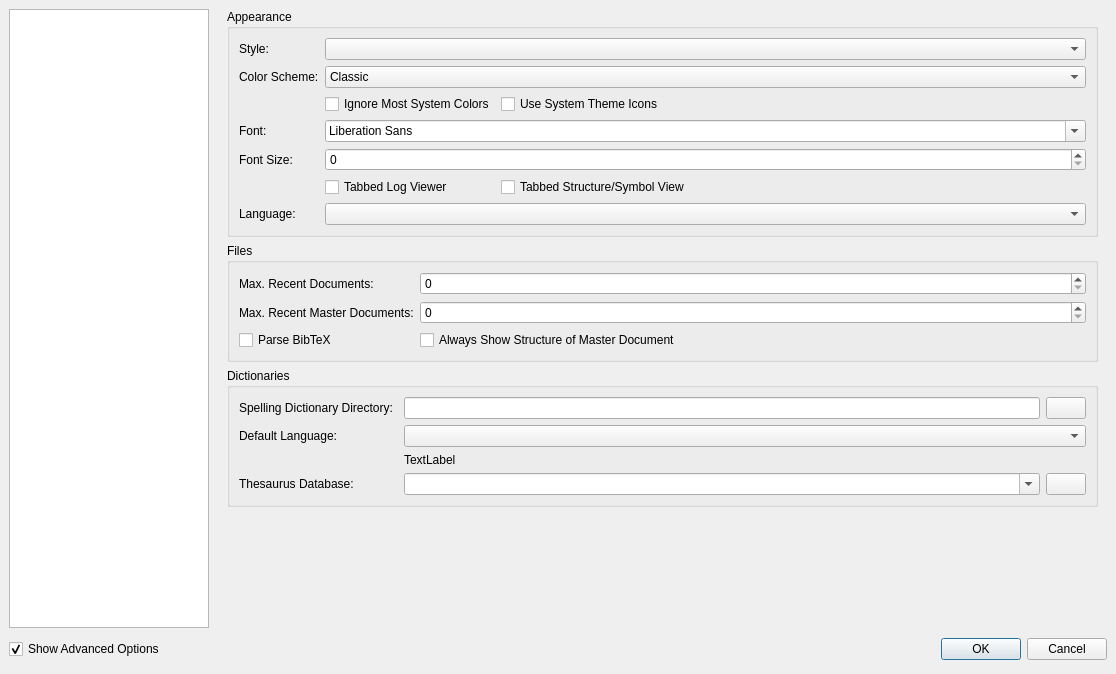
svn2github/texstudio-trunk, file configdialog.ui: the form before one commit.
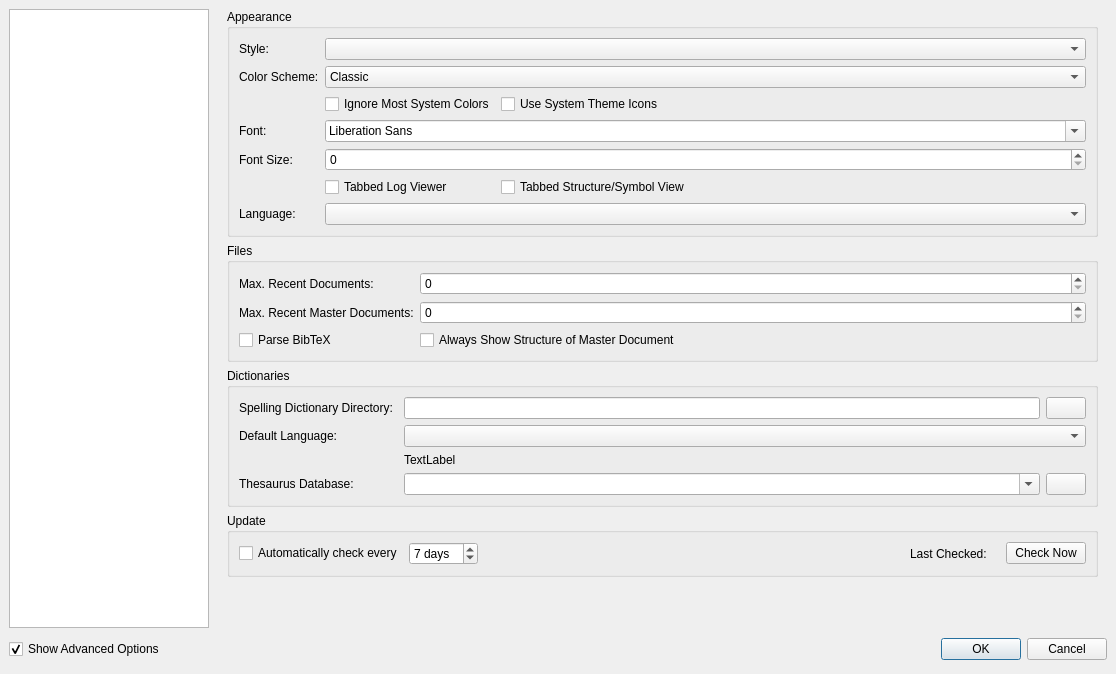
The form after the commit. The open tabs and pages were chosen to show the change. Icons and pictures are not drawn.

```diff
--- a/configdialog.ui
+++ b/configdialog.ui
@@ -501,6 +501,66 @@
              </layout>
             </widget>
            </item>
+           <item>
+            <widget class="QGroupBox" name="groupBox_Update">
+             <property name="title">
+              <string>Update</string>
+             </property>
+             <layout class="QHBoxLayout" name="horizontalLayout_5">
+              <item>
+               <widget class="QCheckBox" name="checkBoxAutoUpdateCheck">
+                <property name="text">
+                 <string>Automatically check every</string>
+                </property>
+               </widget>
+              </item>
+              <item>
+               <widget class="QSpinBox" name="spinBoxAutoUpdateCheckIntervalDays">
+                <property name="suffix">
+                 <string> days</string>
+                </property>
+                <property name="value">
+                 <number>7</number>
+                </property>
+               </widget>
+              </item>
+              <item>
+               <spacer name="horizontalSpacer_4">
+                <property name="orientation">
+                 <enum>Qt::Horizontal</enum>
+                </property>
+                <property name="sizeHint" stdset="0">
+                 <size>
+                  <width>40</width>
+                  <height>20</height>
+                 </size>
+                </property>
+               </spacer>
+              </item>
+              <item>
+               <widget class="QLabel" name="label_56">
+                <property name="text">
+                 <string>Last Checked:</string>
+                </property>
+               </widget>
+              </item>
+              <item>
+               <widget class="QLabel" name="labelUpdateCheckDate">
+                <property name="text">
+                 <string notr="true">&lt;checkDate&gt;</string>
+                </property>
+               </widget>
+              </item>
+              <item>
+               <widget class="QPushButton" name="pushButtonUpdateCheckNow">
+                <property name="text">
+                 <string>Check Now</string>
+                </property>
+               </widget>
+              </item>
+             </layout>
+            </widget>
+           </item>
            <item>
             <spacer>
              <property name="orientation">
```
Left out of the diff: 2 changed lines with no effect on the pictures.
